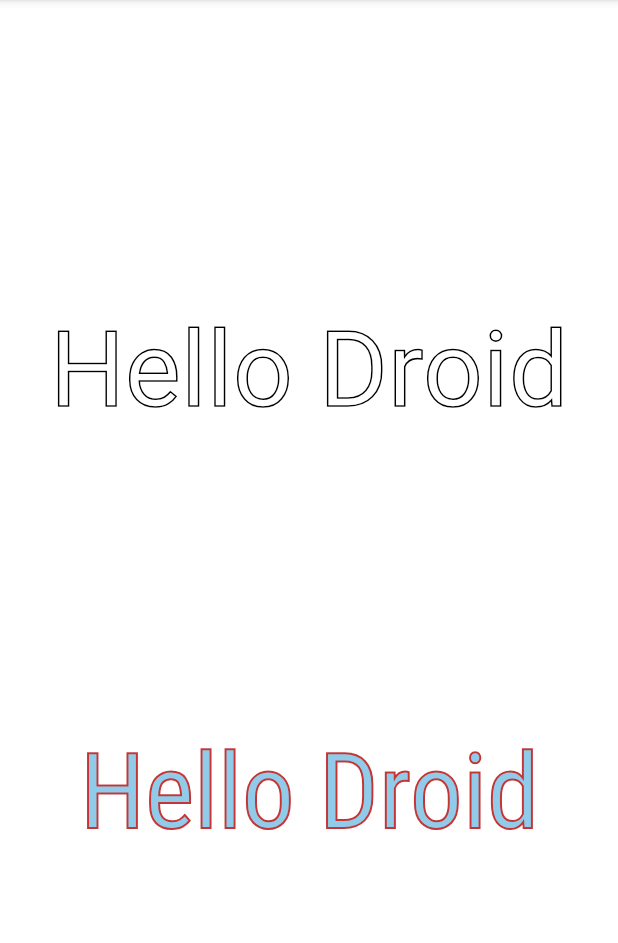
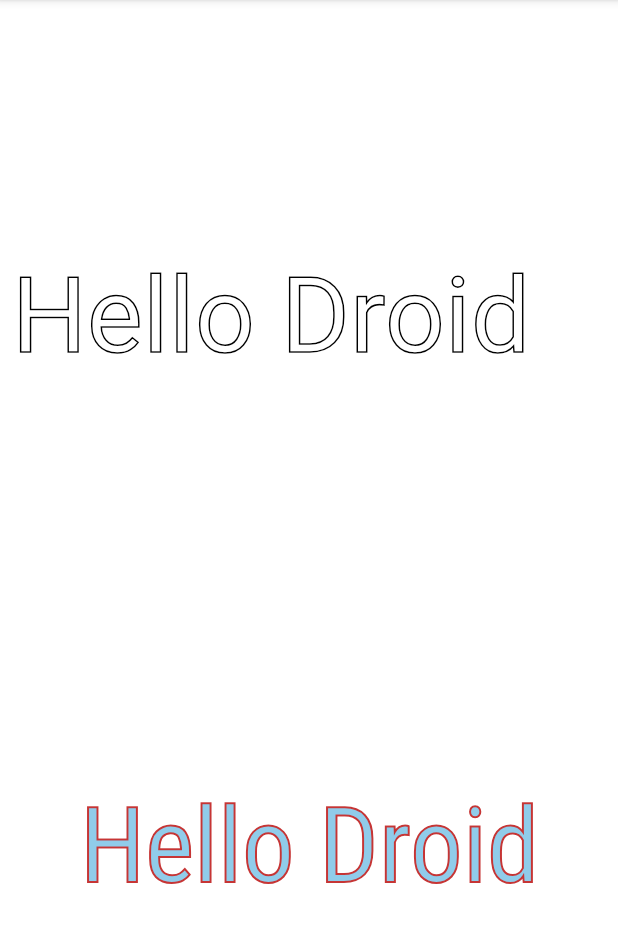
Before and after one commit to iamBedant/OutlineTextView, an Android app: the screen it shows after launch (MainActivity), on a phone screen of 412 x 824 dp, the part 84-1027 px from its top. Run offline under Robolectric (Android 15) with nearby library versions, the phone set to English and light mode, and no system bars; Roboto replaces fonts that are not available here.

Commit message:
Issue #6 - Adding Support of AutoSize Textview

```diff
--- a/app/build.gradle
+++ b/app/build.gradle
@@ -26,6 +26,7 @@ dependencies {
     implementation fileTree(dir: 'libs', include: ['*.jar'])
     implementation"org.jetbrains.kotlin:kotlin-stdlib-jre7:$kotlin_version"
     implementation 'com.android.support:appcompat-v7:26.1.0'
+    implementation 'com.android.support:support-v4:26.1.0'
     implementation 'com.android.support.constraint:constraint-layout:1.0.2'
     testImplementation 'junit:junit:4.12'
     androidTestImplementation 'com.android.support.test:runner:1.0.1'
--- a/app/src/main/java/com/iambedant/outlinetextview/MainActivity.kt
+++ b/app/src/main/java/com/iambedant/outlinetextview/MainActivity.kt
@@ -2,11 +2,15 @@ package com.iambedant.outlinetextview
 
 import android.support.v7.app.AppCompatActivity
 import android.os.Bundle
+import android.support.v4.widget.TextViewCompat
+import kotlinx.android.synthetic.main.activity_main.*
 
 class MainActivity : AppCompatActivity() {
 
     override fun onCreate(savedInstanceState: Bundle?) {
         super.onCreate(savedInstanceState)
         setContentView(R.layout.activity_main)
+
+        TextViewCompat.setAutoSizeTextTypeUniformWithConfiguration(your_text_view, 15, 70, 5, 2);
     }
 }
--- a/app/src/main/res/layout/activity_main.xml
+++ b/app/src/main/res/layout/activity_main.xml
@@ -9,14 +9,14 @@
 
     <com.iambedant.text.OutlineTextView
         android:id="@+id/your_text_view"
-        android:layout_width="wrap_content"
-        android:layout_height="wrap_content"
+        android:layout_width="match_parent"
+        android:layout_height="200dp"
         android:layout_marginEnd="8dp"
         android:layout_marginStart="8dp"
         android:layout_marginTop="8dp"
         android:text="Hello Droid"
         android:textColor="@android:color/white"
-        android:textSize="70sp"
+        android:textSize="15sp"
         android:fontFamily="@font/rammetto_one"
         app:layout_constraintBottom_toTopOf="@+id/textView"
         app:layout_constraintEnd_toEndOf="parent"
--- a/outline-textview/src/main/java/com/iambedant/text/OutlineTextView.kt
+++ b/outline-textview/src/main/java/com/iambedant/text/OutlineTextView.kt
@@ -5,6 +5,7 @@ import android.graphics.Canvas
 import android.graphics.Paint
 import android.os.Build
 import android.support.annotation.RequiresApi
+import android.support.v4.widget.AutoSizeableTextView
 import android.support.v7.widget.AppCompatTextView
 import android.util.AttributeSet
 import android.widget.TextView
@@ -14,7 +15,7 @@ import android.util.TypedValue
 /**
  * Created by @iamBedant on 05/01/18.
  */
-class OutlineTextView : AppCompatTextView {
+class OutlineTextView : AppCompatTextView, AutoSizeableTextView {
 
     private val defaultStrokeWidth = 0F
     private var isDrawing: Boolean = false
```
